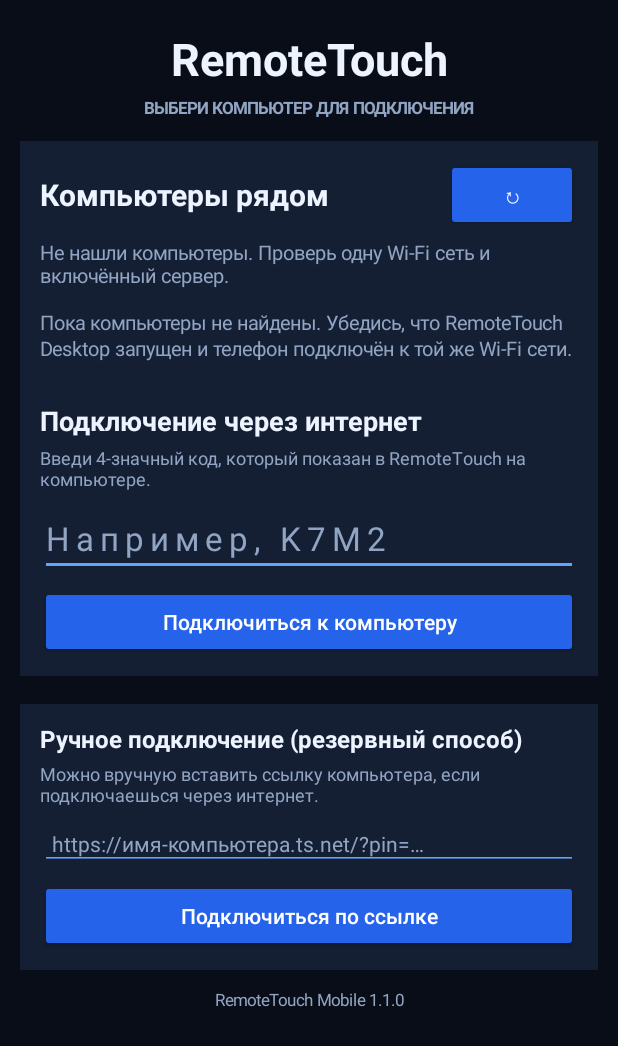
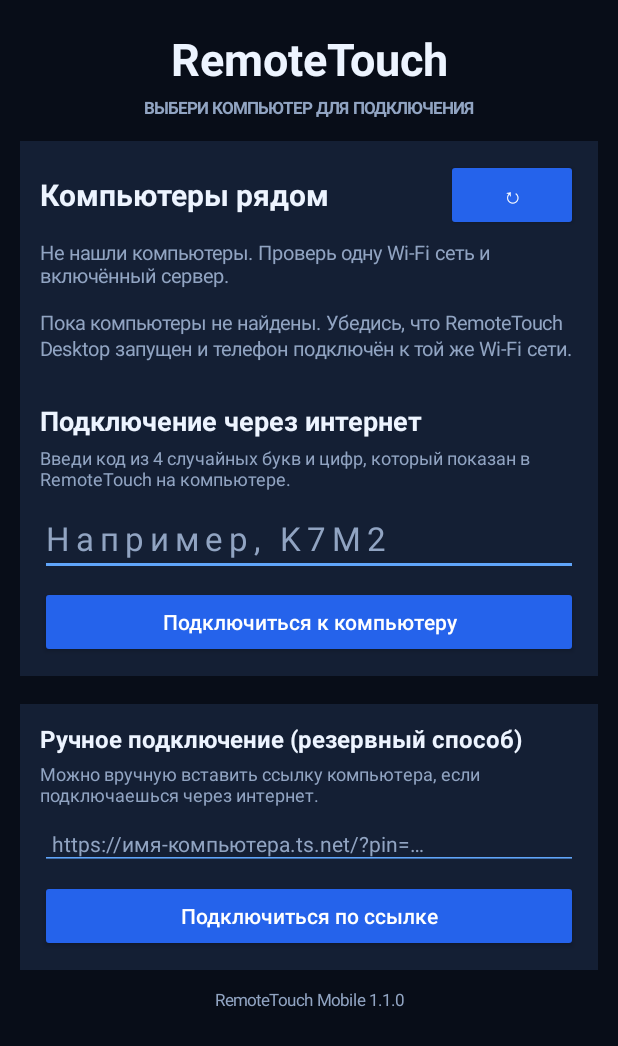
Before and after one commit to dima167Rp52/RemoteTouch-Desktop, an Android app: the screen it shows after launch (MainActivity), on a phone screen of 412 x 824 dp. Shown: the top 1046 px of the screen. Run offline under Robolectric (Android 15) with nearby library versions, the phone set to English and light mode, and no system bars.

Commit message:
Clarify four-character pairing code instructions

```diff
--- a/mobile/app/src/main/java/com/remotetouch/mobile/MainActivity.java
+++ b/mobile/app/src/main/java/com/remotetouch/mobile/MainActivity.java
@@ -144,7 +144,7 @@ public class MainActivity extends Activity {
         LinearLayout codeCard = column();
         TextView codeTitle = text("Подключение через интернет", 18, TEXT, true);
         codeCard.addView(codeTitle);
-        TextView codeHint = text("Введи 4-значный код, который показан в RemoteTouch на компьютере.", 12, MUTED, false);
+        TextView codeHint = text("Введи код из 4 случайных букв и цифр, который показан в RemoteTouch на компьютере.", 12, MUTED, false);
         codeHint.setPadding(0, 6, 0, 10);
         codeCard.addView(codeHint);
         codeInput = new EditText(this);
```
